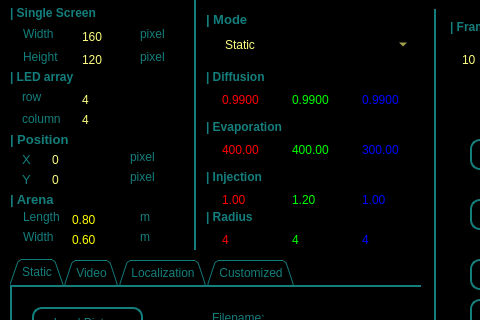
Before: the Qt Designer form viewers/pheromone.ui in XuelongSun/VColCOSP_GUI, drawn with Qt 5; both pictures show x 0 to 480 and y 141 to 461 of the 630 by 630 pixel window.
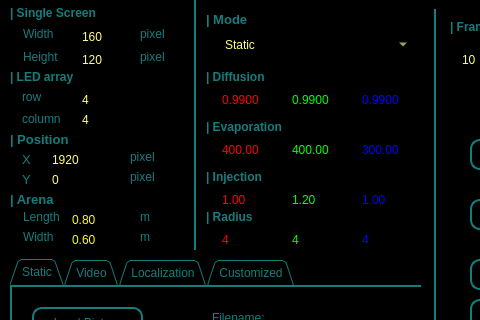
After: the same form once the commit is applied. Icons and pictures are not drawn.

Diff of the .ui file:
```diff
--- a/viewers/pheromone.ui
+++ b/viewers/pheromone.ui
@@ -404,6 +404,9 @@
    <property name="maximum">
     <number>3840</number>
    </property>
+   <property name="value">
+    <number>1920</number>
+   </property>
    <property name="displayIntegerBase">
     <number>10</number>
    </property>
```
